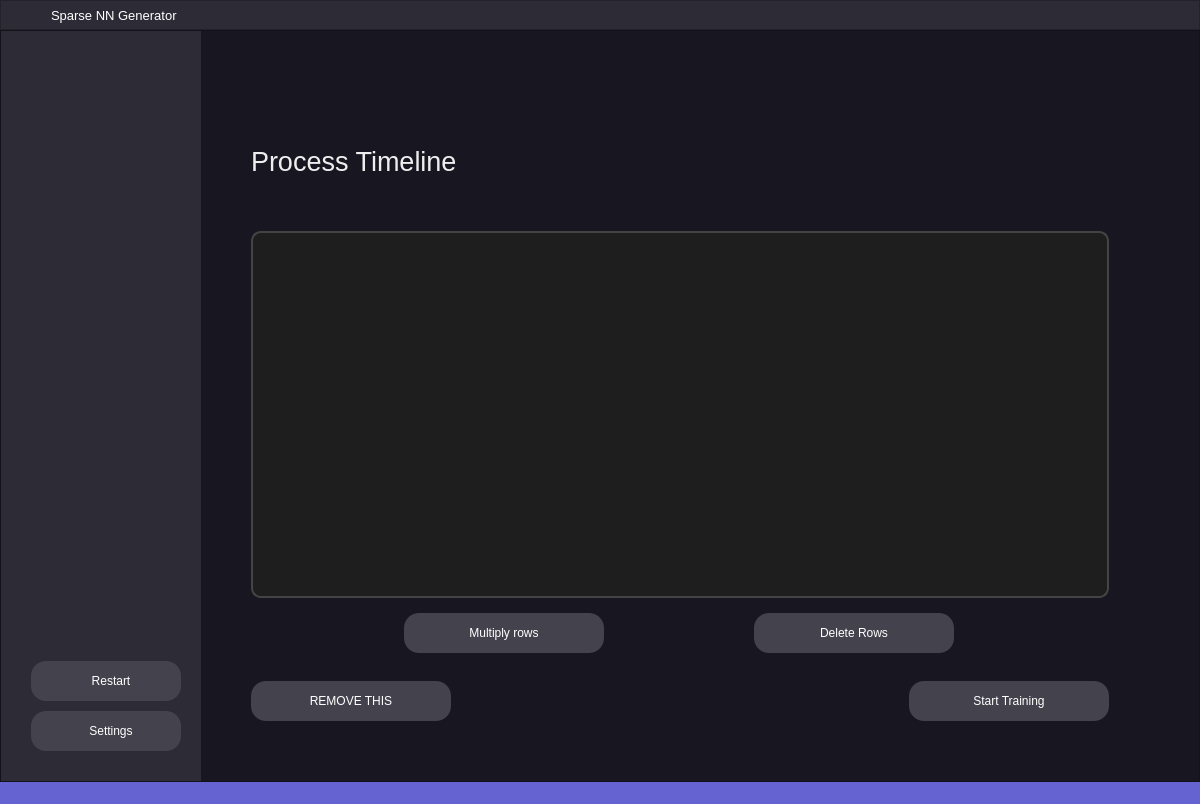
First picture: the form in mainwindowui.ui, repository saxovia/bsc-thesis, before the edit.
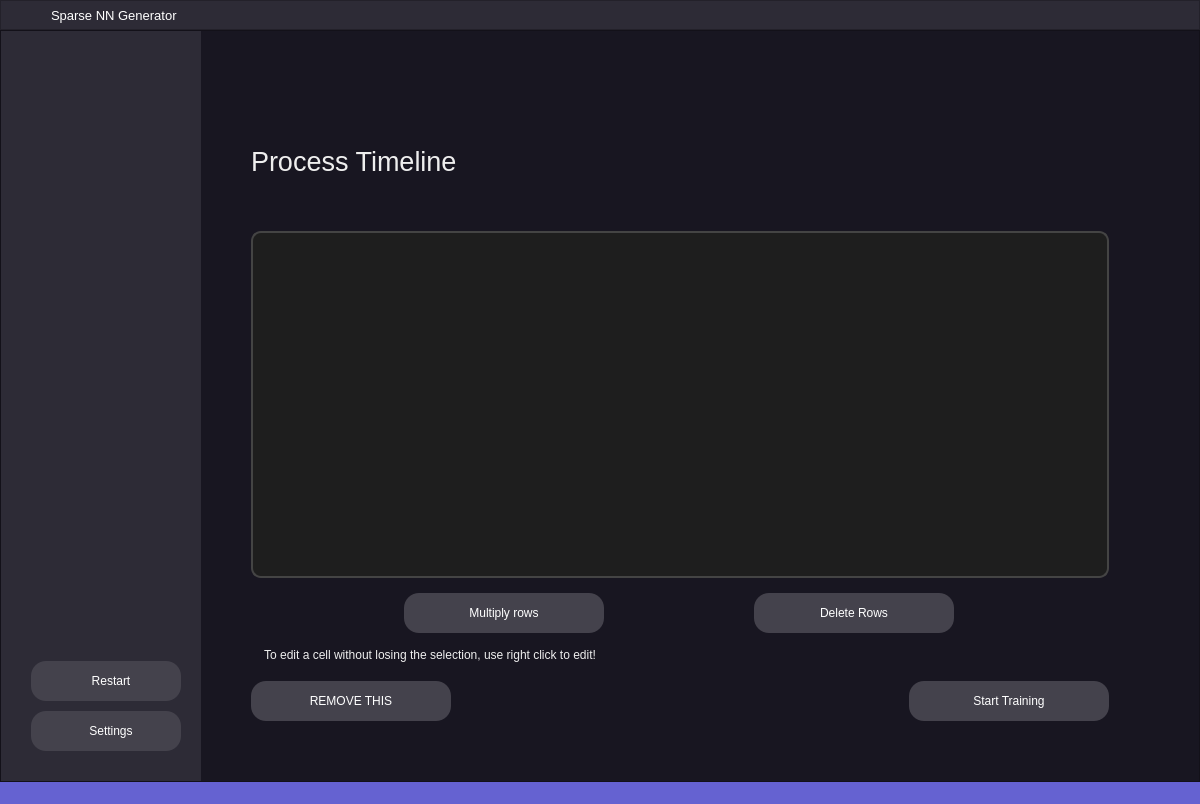
Second picture: the form after the edit. The open tabs and pages were chosen to show the change. Icons and pictures are not drawn.

Commit message: Can edit multiple rows now with right click

What changed in the file:
```diff
--- a/mainwindowui.ui
+++ b/mainwindowui.ui
@@ -1109,6 +1109,13 @@
                    </layout>
                   </widget>
                  </item>
+                 <item row="2" column="0">
+                  <widget class="QLabel" name="label_2">
+                   <property name="text">
+                    <string>    To edit a cell without losing the selection, use right click to edit!</string>
+                   </property>
+                  </widget>
+                 </item>
                 </layout>
                </widget>
               </item>
```
Left out of the diff: 6 changed lines with no effect on the pictures. The commit also changes 2 other files.
